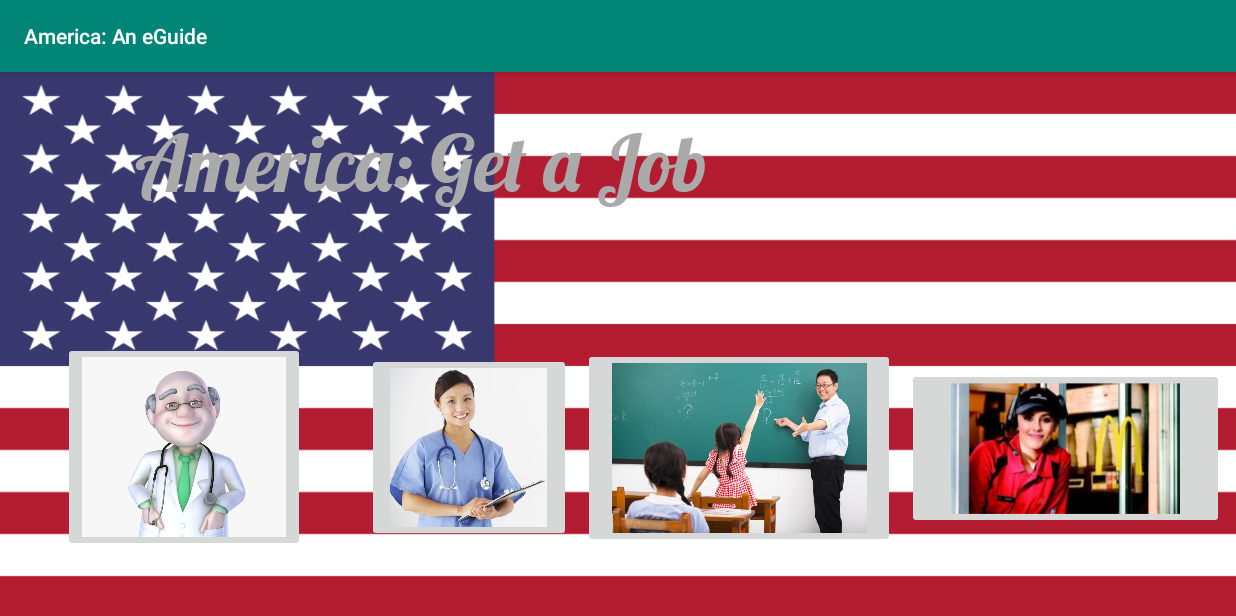
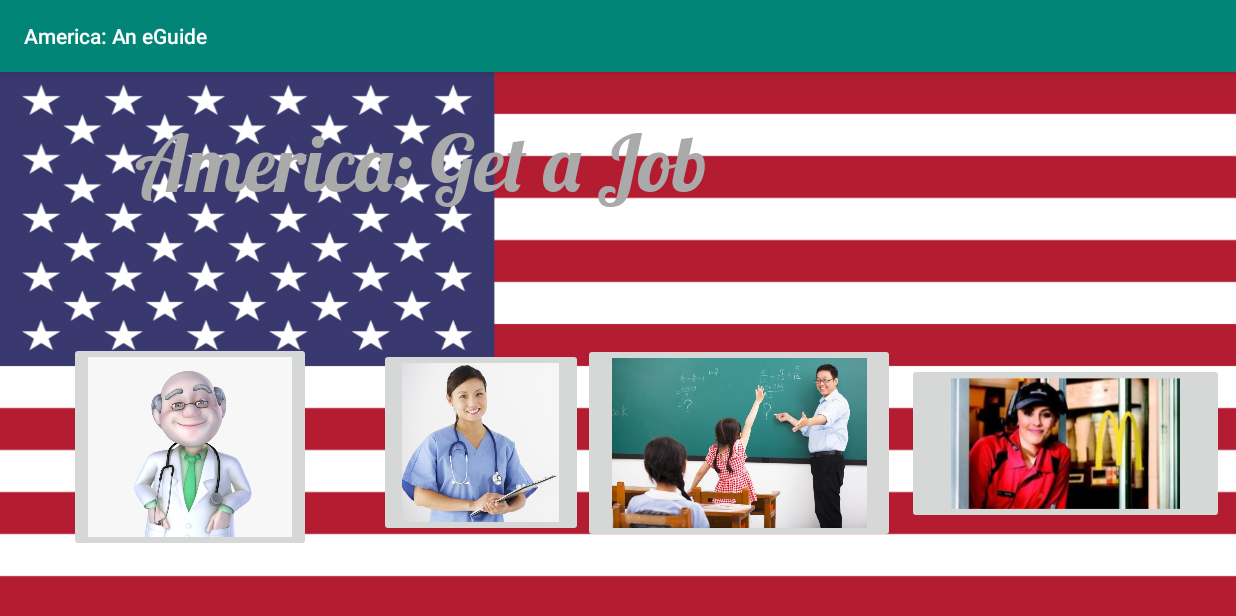
Before and after one commit to LAPCODING123/America-an-eGuide, an Android app: the GetAJob screen opened directly, with no data from a screen before it, on a phone screen of 824 x 412 dp (held sideways). Run offline under Robolectric (Android 15) with nearby library versions, the phone set to English and light mode, and no system bars; Roboto replaces fonts that are not available here.

Commit message:
Cleaned up formatting

```diff
--- a/app/src/main/res/layout/activity_get_ajob.xml
+++ b/app/src/main/res/layout/activity_get_ajob.xml
@@ -41,12 +41,11 @@
         android:id="@+id/nurseImageBurttonID"
         android:layout_width="136dp"
         android:layout_height="126dp"
-        android:layout_marginEnd="8dp"
-        android:layout_marginRight="8dp"
         android:scaleType="centerInside"
         app:layout_constraintBottom_toBottomOf="@+id/doctorImageButtonID"
         app:layout_constraintEnd_toStartOf="@+id/teacherImageButtonID"
         app:layout_constraintTop_toTopOf="@+id/doctorImageButtonID"
+        app:layout_constraintVertical_bias="0.285"
         app:srcCompat="@drawable/nurse" />
 
     <ImageButton
```
